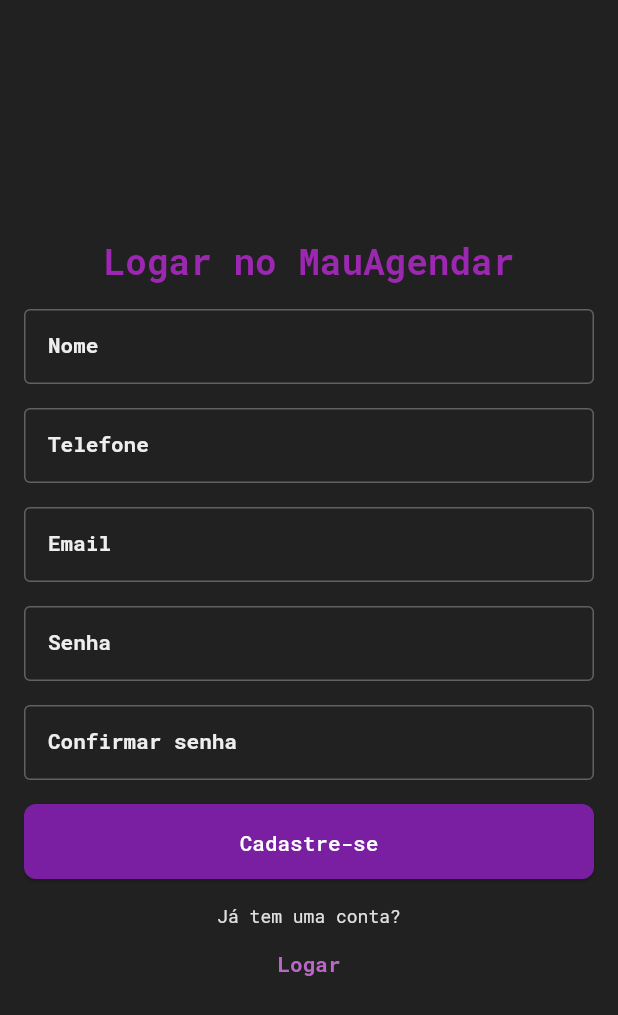
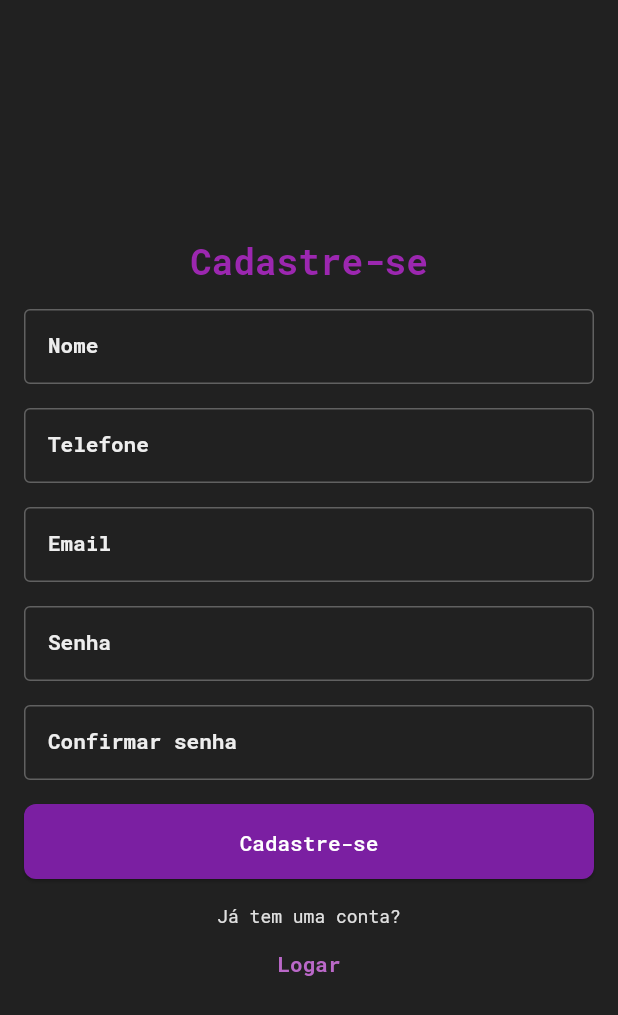
Before and after one commit to MauAgendar/mauagendar, a Flutter app: the screen it shows after launch, after a tap on "Cadastre-se", on a phone screen of 412 x 824 dp. Shown: the top 1015 px of the screen. Run offline on Flutter 3.47's test engine with Material 2 defaults, Android fonts, the light colour scheme and no system bars; our stand-ins replace flutter_secure_storage, google_fonts, jwt_decoder; accounts and stored records are empty.

Commit message:
Alterando largura de login e register

```diff
--- a/mobile/lib/login.dart
+++ b/mobile/lib/login.dart
@@ -114,6 +114,8 @@
               ),
               child: Form(
                 key: _formKey,
+                child: SizedBox(
+                  width: 800,
                   child: Column(
                     crossAxisAlignment: CrossAxisAlignment.stretch,
                     children: [
@@ -240,6 +242,7 @@
             ),
           ),
         ),
+      ),
     );
   }
 }
--- a/mobile/lib/register.dart
+++ b/mobile/lib/register.dart
@@ -118,11 +118,13 @@
             padding: const EdgeInsets.all(16.0),
             child: Form(
               key: _formKey,
+              child: SizedBox(
+                width: 800,
                 child: Column(
                   mainAxisAlignment: MainAxisAlignment.center,
                   children: [
                     Text(
-                    'Logar no MauAgendar',
+                      'Cadastre-se',
                       style: TextStyle(
                         fontSize: 24.0,
                         fontWeight: FontWeight.bold,
@@ -375,6 +377,7 @@
             ),
           ),
         ),
+      ),
     );
   }
 }
```
Lines whose indentation alone changed are shown as unchanged.
